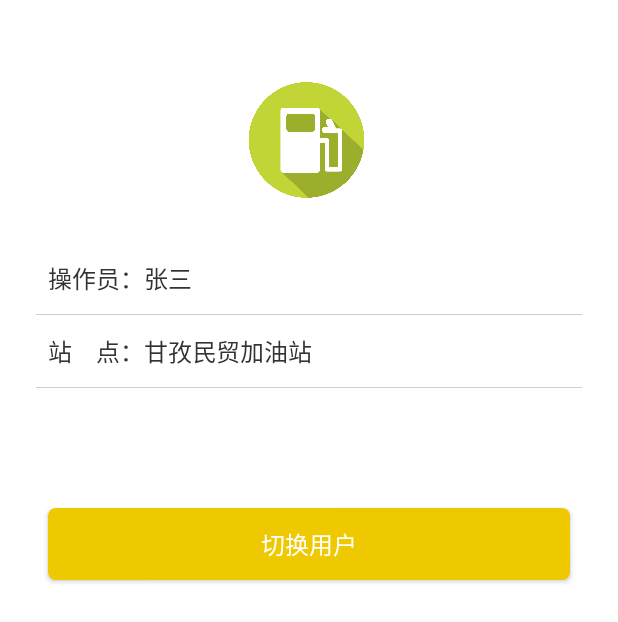
After one commit to jackyflame/GasScaner, an Android app: the layout fragment_tab_user.xml on its own in the app's theme, with its tools: preview values and no code run, on a phone screen of 412 x 824 dp. The commit adds this screen. Shown: the top 622 px of the screen. Run offline under Robolectric (Android 15) with nearby library versions, the phone set to English and light mode, and no system bars.

Commit message:
更新个人中心页面；

```diff
--- /dev/null
+++ b/app/src/main/res/drawable/bg_corner_orange_5.xml
@@ -0,0 +1,6 @@
+<?xml version="1.0" encoding="utf-8"?>
+<shape xmlns:android="http://schemas.android.com/apk/res/android"
+    android:shape="rectangle">
+    <solid android:color="@color/orange" />
+    <corners android:radius="@dimen/btn_corner" />
+</shape>
--- /dev/null
+++ b/app/src/main/res/drawable/ic_contranct_selector.xml
@@ -0,0 +1,7 @@
+<?xml version="1.0" encoding="utf-8"?>
+<selector xmlns:android="http://schemas.android.com/apk/res/android">
+    <item android:drawable="@mipmap/ic_contranct_p" android:state_checked="true"></item>
+    <item android:drawable="@mipmap/ic_contranct_p" android:state_selected="true"></item>
+    <item android:drawable="@mipmap/ic_contranct_p" android:state_focused="true"></item>
+    <item android:drawable="@mipmap/ic_contranct"></item>
+</selector>
--- /dev/null
+++ b/app/src/main/res/drawable/ic_setting_selector.xml
@@ -0,0 +1,7 @@
+<?xml version="1.0" encoding="utf-8"?>
+<selector xmlns:android="http://schemas.android.com/apk/res/android">
+    <item android:drawable="@mipmap/ic_setting_p" android:state_checked="true"></item>
+    <item android:drawable="@mipmap/ic_setting_p" android:state_selected="true"></item>
+    <item android:drawable="@mipmap/ic_setting_p" android:state_focused="true"></item>
+    <item android:drawable="@mipmap/ic_setting"></item>
+</selector>
--- /dev/null
+++ b/app/src/main/res/layout/fragment_tab_user.xml
@@ -0,0 +1,112 @@
+<?xml version="1.0" encoding="utf-8"?>
+<layout xmlns:app="http://schemas.android.com/apk/res-auto">
+
+    <data>
+        <variable
+            name="viewModel"
+            type="com.jf.gasscaner.vm.UserFragmentVM" />
+    </data>
+    <LinearLayout xmlns:android="http://schemas.android.com/apk/res/android"
+        android:orientation="vertical"
+        android:layout_width="match_parent"
+        android:layout_height="match_parent"
+        android:gravity="center_horizontal"
+        android:background="@color/white">
+
+        <RelativeLayout
+            android:layout_width="match_parent"
+            android:layout_height="45dp"
+            android:paddingTop="@dimen/padding_m"
+            android:paddingLeft="@dimen/padding_m"
+            android:paddingRight="@dimen/padding_m"
+            android:background="@color/white">
+
+            <ImageView
+                android:id="@+id/img_setting"
+                android:layout_width="wrap_content"
+                android:layout_height="wrap_content"
+                android:padding="@dimen/padding_m"
+                android:visibility="gone"
+                android:layout_alignParentRight="true"
+                android:src="@drawable/ic_setting_selector"/>
+
+            <ImageView
+                android:id="@+id/img_contranct"
+                android:layout_width="wrap_content"
+                android:layout_height="wrap_content"
+                android:padding="@dimen/padding_m"
+                android:layout_alignParentLeft="true"
+                android:visibility="gone"
+                android:src="@drawable/ic_contranct_selector"/>
+
+        </RelativeLayout>
+
+        <ImageView
+            android:id="@+id/img_header"
+            android:layout_width="100dp"
+            android:layout_height="100dp"
+            android:src="@mipmap/ic_gas_header"/>
+
+        <LinearLayout
+            style="@style/user_row"
+            android:layout_marginTop="@dimen/padding_xl"
+            android:orientation="horizontal">
+                <TextView
+                    android:layout_width="wrap_content"
+                    android:layout_height="wrap_content"
+                    android:textSize="@dimen/text_l"
+                    android:textColor="@color/text_black_gray"
+                    android:text="操作员："/>
+                <TextView
+                    android:layout_width="wrap_content"
+                    android:layout_height="wrap_content"
+                    android:textSize="@dimen/text_l"
+                    android:textColor="@color/text_black_gray"
+                    android:text="张三"/>
+        </LinearLayout>
+
+        <TextView
+            android:layout_width="match_parent"
+            android:layout_height="@dimen/diver_size"
+            android:layout_marginLeft="@dimen/padding_xxl"
+            android:layout_marginRight="@dimen/padding_xxl"
+            android:background="@color/diver_dark"/>
+
+        <LinearLayout
+            style="@style/user_row"
+            android:orientation="horizontal">
+            <TextView
+                android:layout_width="wrap_content"
+                android:layout_height="wrap_content"
+                android:textSize="@dimen/text_l"
+                android:textColor="@color/text_black_gray"
+                android:text="站    点："/>
+            <TextView
+                android:layout_width="wrap_content"
+                android:layout_height="wrap_content"
+                android:textSize="@dimen/text_l"
+                android:textColor="@color/text_black_gray"
+                android:text="甘孜民贸加油站"/>
+        </LinearLayout>
+
+        <TextView
+            android:layout_width="match_parent"
+            android:layout_height="@dimen/diver_size"
+            android:layout_marginLeft="@dimen/padding_xxl"
+            android:layout_marginRight="@dimen/padding_xxl"
+            android:background="@color/diver_dark"/>
+
+        <Button
+            android:layout_width="match_parent"
+            android:layout_height="wrap_content"
+            android:layout_marginLeft="@dimen/padding_xxxl"
+            android:layout_marginRight="@dimen/padding_xxxl"
+            android:layout_marginTop="80dp"
+            android:background="@drawable/bg_corner_orange_5"
+            android:textSize="@dimen/text_l"
+            android:textColor="@color/white"
+            android:onClick="@{viewModel.onLogoutClick}"
+            android:text="@string/action_sign_out"/>
+
+    </LinearLayout>
+</layout>
--- a/app/src/main/res/values/strings.xml
+++ b/app/src/main/res/values/strings.xml
@@ -12,4 +12,7 @@
     <string name="tab_check_menue">实名验证</string>
     <string name="tab_regiter_menue">加油登记</string>
     <string name="tab_user_menue">用户</string>
+
+    <string name="action_sign_out">切换用户</string>
+    <string name="dailog_sign_out_tips">确定退出软件并切换用户？</string>
 </resources>
--- a/app/src/main/res/values/styles.xml
+++ b/app/src/main/res/values/styles.xml
@@ -1,3 +1,10 @@
 <resources>
-
+    <style name="user_row">
+        <item name="android:layout_width">match_parent</item>
+        <item name="android:layout_height">wrap_content</item>
+        <item name="android:paddingLeft">@dimen/padding_xxxl</item>
+        <item name="android:paddingRight">@dimen/padding_xxxl</item>
+        <item name="android:paddingTop">@dimen/padding_l</item>
+        <item name="android:paddingBottom">@dimen/padding_l</item>
+    </style>
 </resources>
--- a/baselibrary/src/main/res/values/colors_base.xml
+++ b/baselibrary/src/main/res/values/colors_base.xml
@@ -27,6 +27,7 @@
     <color name="grey_light">#cecece</color>
     <color name="red">#fe0000</color>
     <color name="green">#29ca64</color>
+    <color name="orange">#EEC900</color>
     <color name="blue_light">#5CACEE</color>
 
     <color name="diver">#F9F9F9</color>
```
Also changed, not shown: app/src/main/java/com/jf/gasscaner/ui/UserFragment.java (+22 -1 lines), app/src/main/java/com/jf/gasscaner/vm/CheckFragmentVM.java (added, +11 -0 lines), app/src/main/java/com/jf/gasscaner/vm/RigisterFragmentVM.java (added, +11 -0 lines), app/src/main/java/com/jf/gasscaner/vm/UserFragmentVM.java (added, +44 -0 lines), app/src/main/res/values/arrays.xml (added, +38 -0 lines), app/src/main/res/mipmap-xhdpi/ic_contranct.png (added), app/src/main/res/mipmap-xhdpi/ic_contranct_p.png (added), app/src/main/res/mipmap-xhdpi/ic_setting.png (added), app/src/main/res/mipmap-xhdpi/ic_setting_p.png (added), app/src/main/res/mipmap-xxhdpi/ic_gas_header.png (added).
